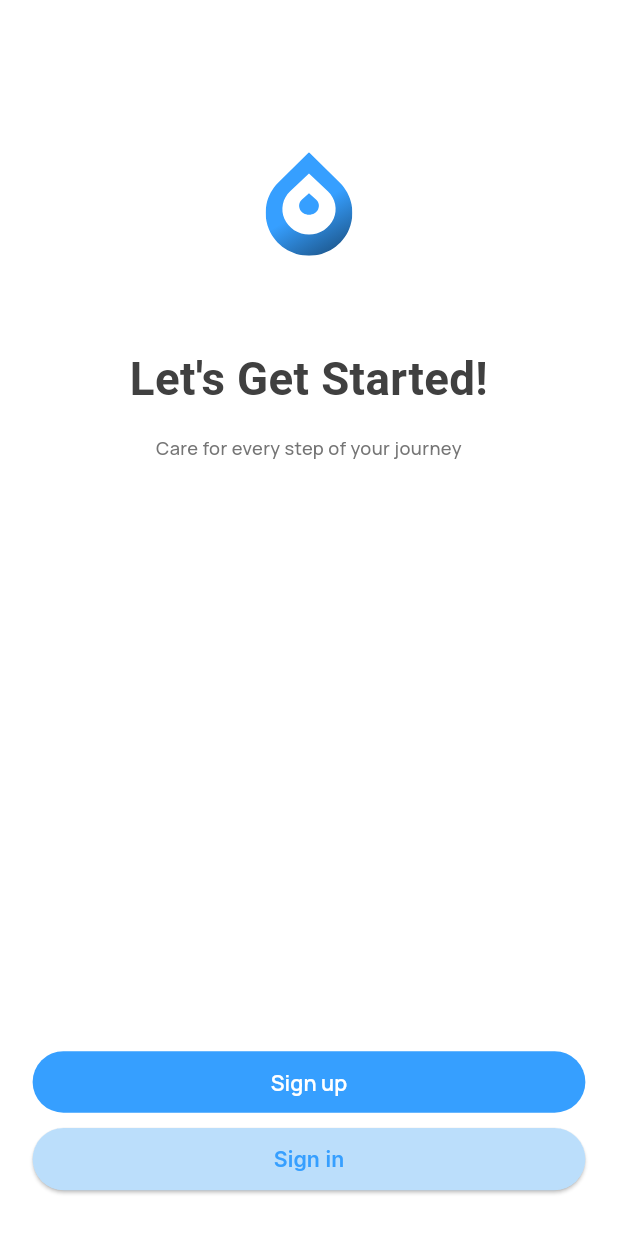
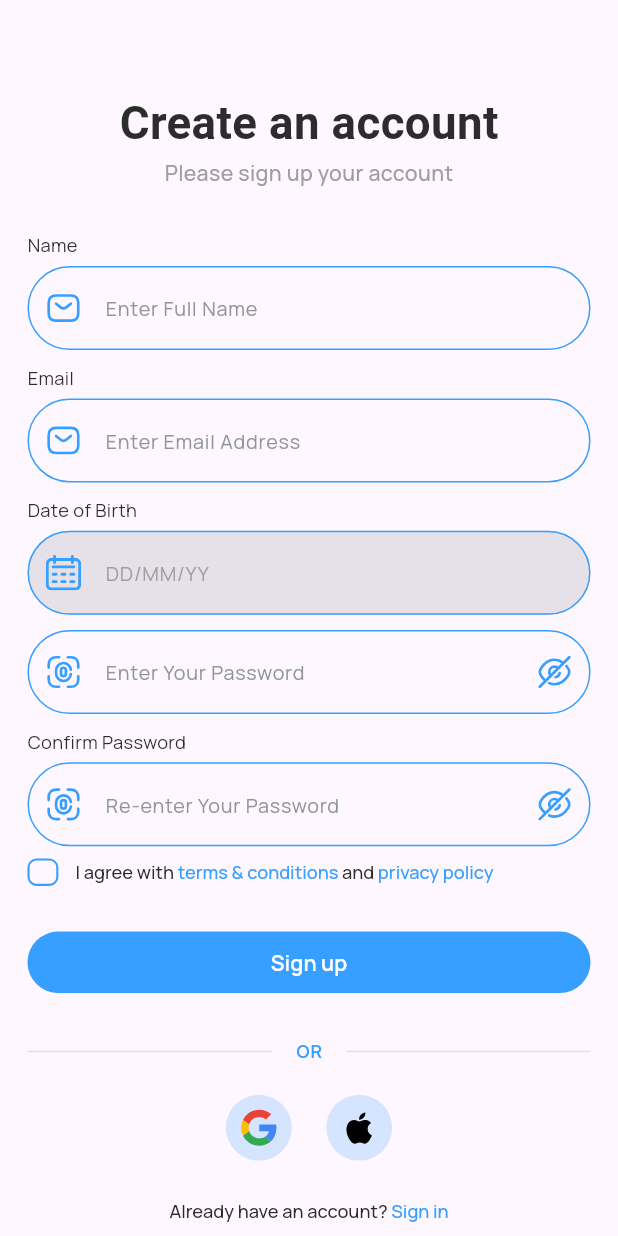
Before and after one commit to fahimmehemmod2005/Aqua, a Flutter app: the AuthScreen screen opened by its route, after a tap on "Sign up", on a phone screen of 412 x 824 dp. Run offline on Flutter 3.47's test engine with Material 3 defaults, Android fonts, the phone set to English and light mode, and no system bars; our stand-ins replace flutter_screenutil, flutter_svg, get, google_fonts, pinput; Roboto replaces fonts that are missing (Playfair).

Commit message:
start signup steps

```diff
--- a/lib/app/modules/forgot/views/forgot_view.dart
+++ b/lib/app/modules/forgot/views/forgot_view.dart
@@ -138,7 +138,6 @@ class ForgotView extends GetView<ForgotController> {
                     ),
                   ),
                 ),
-                SizedBox(height: 20.h),
               ],
             ),
           ),
--- a/lib/app/modules/forgot/views/resetpass_view.dart
+++ b/lib/app/modules/forgot/views/resetpass_view.dart
@@ -16,9 +16,7 @@ class ResetpassView extends StatefulWidget {
 
 class _ResetpassViewState extends State<ResetpassView> {
   final PassController passCtrl = Get.find<PassController>();
-
   final _formKey = GlobalKey<FormState>();
-
   final TextEditingController passwordCtrl = TextEditingController();
   final TextEditingController confirmPasswordCtrl = TextEditingController();
 
@@ -189,7 +187,7 @@ class _ResetpassViewState extends State<ResetpassView> {
                     if (_formKey.currentState!.validate()) {
                       Get.snackbar(
                         "Success",
-                        "Password set successfully!",
+                        "Signup successfully!",
                         snackPosition: SnackPosition.TOP,
                         colorText: Colors.black,
                         backgroundColor: Colors.transparent,
--- a/lib/app/modules/login/controllers/checkbox_controller_controller.dart
+++ b/lib/app/modules/login/controllers/checkbox_controller_controller.dart
@@ -1,9 +1,8 @@
 import 'package:get/get.dart';
 
-
 class CheckboxController extends GetxController {
-  var isChecked = false.obs;
-
+  RxBool isChecked = false.obs;
+  RxBool showError = false.obs;
   void toggleCheckbox(bool? value) {
     isChecked.value = value ?? false;
   }
--- a/lib/app/modules/onboarding/views/auth_screen.dart
+++ b/lib/app/modules/onboarding/views/auth_screen.dart
@@ -51,7 +51,7 @@ class _AuthScreenState extends State<AuthScreen> {
               Spacer(), // pushes buttons to bottom
               CustomButton(
                 text: 'Sign up',
-                onPressed: () {},
+                onPressed: () => Get.offAllNamed('/signup'),
               ),
               SizedBox(height: 10.h),
               SizedBox(
--- /dev/null
+++ b/lib/app/modules/signup/views/signup_view.dart
@@ -0,0 +1,387 @@
+import 'package:aqua/app/modules/login/controllers/checkbox_controller_controller.dart';
+import 'package:aqua/app/modules/login/controllers/hiddenpass_controller.dart';
+import 'package:aqua/widgets/birthdaypickerfield.dart';
+import 'package:aqua/widgets/custom_button.dart';
+import 'package:aqua/widgets/custom_checkbox.dart';
+import 'package:aqua/widgets/custom_textformfield.dart';
+import 'package:aqua/widgets/on_Divider.dart';
+import 'package:flutter/gestures.dart';
+import 'package:flutter/material.dart';
+import 'package:flutter_screenutil/flutter_screenutil.dart';
+import 'package:flutter_svg/svg.dart';
+
+import 'package:get/get.dart';
+import 'package:google_fonts/google_fonts.dart';
+
+import '../controllers/signup_controller.dart';
+
+class SignupView extends GetView<SignupController> {
+  const SignupView({super.key});
+  @override
+  Widget build(BuildContext context) {
+    final CheckboxController checkboxCtrl = Get.find<CheckboxController>();
+    final TextEditingController passwordCtrl = TextEditingController();
+    final TextEditingController confirmPasswordCtrl = TextEditingController();
+    final PassController passCtrl = Get.find<PassController>();
+    final _formKey = GlobalKey<FormState>();
+    return Scaffold(
+      body: SingleChildScrollView(
+        padding: EdgeInsets.symmetric(horizontal: 16.w),
+        child: Form(
+          key: _formKey,
+          child: Column(
+            crossAxisAlignment: CrossAxisAlignment.start,
+            children: [
+              SizedBox(height: 60.h),
+              Center(
+                child: Column(
+                  crossAxisAlignment: CrossAxisAlignment.center,
+                  children: [
+                    Text(
+                      'Create an account',
+                      style: GoogleFonts.playfair(
+                        fontWeight: FontWeight.w600,
+                        fontSize: 30.sp,
+                        color: Color(0xff2C2C2C),
+                      ),
+                    ),
+                    Text(
+                      'Please sign up your account',
+                      style: GoogleFonts.manrope(
+                        fontWeight: FontWeight.w500,
+                        fontSize: 14.sp,
+                        color: Colors.grey,
+                      ),
+                    ),
+                  ],
+                ),
+              ),
+              SizedBox(height: 30.h),
+
+              Text(
+                'Name',
+                style: GoogleFonts.manrope(
+                  fontWeight: FontWeight.w400,
+                  fontSize: 12.sp,
+                  color: Color(0xff2C2C2C),
+                ),
+              ),
+              SizedBox(height: 5.h),
+
+              CustomTextFormField(
+                hintText: 'Enter Full Name',
+                prefixIcon: Padding(
+                  padding: EdgeInsets.all(12.r),
+                  child: SvgPicture.asset('assets/icons/email.svg'),
+                ),
+                validator: (value) {
+                  if (value == null || value.isEmpty) {
+                    return "Enter your Name";
+                  }
+                },
+              ),
+              SizedBox(height: 10.h),
+              Text(
+                'Email',
+                style: GoogleFonts.manrope(
+                  fontWeight: FontWeight.w400,
+                  fontSize: 12.sp,
+                  color: Color(0xff2C2C2C),
+                ),
+              ),
+              SizedBox(height: 5.h),
+
+              CustomTextFormField(
+                hintText: 'Enter Email Address',
+                prefixIcon: Padding(
+                  padding: EdgeInsets.all(12.r),
+                  child: SvgPicture.asset('assets/icons/email.svg'),
+                ),
+                validator: (value) {
+                  if (value == null || value.isEmpty) {
+                    return "Email is required";
+                  }
+
+                  // Universal email regex (Gmail, Yahoo, Outlook, Company domains, etc.)
+                  bool isValid = RegExp(
+                    r'^[a-zA-Z0-9._%+-]+@[a-zA-Z0-9.-]+\.[a-zA-Z]{2,}$',
+                  ).hasMatch(value);
+
+                  if (!isValid) {
+                    return "Enter a valid email address";
+                  }
+
+                  return null;
+                },
+              ),
+              SizedBox(height: 10.h),
+              Text(
+                'Date of Birth',
+                style: GoogleFonts.manrope(
+                  fontWeight: FontWeight.w400,
+                  fontSize: 12.sp,
+                  color: Color(0xff2C2C2C),
+                ),
+              ),
+              SizedBox(height: 5.h),
+              BirthdayPickerField(
+                validator: (value) {
+                  if (value == null || value.isEmpty) {
+                    return 'Birthday is required';
+                  }
+                },
+              ),
+              SizedBox(height: 10.h),
+              Obx(
+                () => CustomTextFormField(
+                  controller: passwordCtrl,
+                  obscureText: passCtrl.isPasswordHidden.value,
+                  hintText: 'Enter Your Password',
+
+                  prefixIcon: Padding(
+                    padding: EdgeInsets.all(12.r),
+                    child: SvgPicture.asset('assets/icons/fingure.svg'),
+                  ),
+
+                  suffixIcon: GestureDetector(
+                    onTap: passCtrl.togglePassword,
+                    child: Padding(
+                      padding: EdgeInsets.all(12.r),
+                      child: SvgPicture.asset(
+                        passCtrl.isPasswordHidden.value
+                            ? 'assets/icons/eye.svg'
+                            : 'assets/icons/oneye.svg',
+                      ),
+                    ),
+                  ),
+
+                  onChanged: (value) {
+                    passCtrl.password.value = value;
+                  },
+                  validator: (value) {
+                    if (value == null || value.isEmpty)
+                      return "Password is required";
+                    if (value.length < 6)
+                      return "Minimum 6 characters required";
+                    if (!RegExp(r'[A-Z]').hasMatch(value))
+                      return "Must contain uppercase letter";
+                    if (!RegExp(r'[a-z]').hasMatch(value))
+                      return "Must contain lowercase letter";
+                    if (!RegExp(r'[0-9]').hasMatch(value))
+                      return "Must contain a number";
+                    if (!RegExp(r'[!@#\$%^&*(),.?\":{}|<>]').hasMatch(value))
+                      return "Must contain a special character";
+                    return null;
+                  },
+                ),
+              ),
+
+              SizedBox(height: 10.h),
+
+              /// ---------------- Confirm Password ----------------
+              Text(
+                'Confirm Password',
+                style: GoogleFonts.manrope(
+                  fontWeight: FontWeight.w400,
+                  fontSize: 12.sp,
+                  color: Color(0xff2C2C2C),
+                ),
+              ),
+              SizedBox(height: 5.h),
+
+              Obx(
+                () => CustomTextFormField(
+                  controller: confirmPasswordCtrl,
+                  obscureText: passCtrl.isConfirmPasswordHidden.value,
+                  hintText: 'Re-enter Your Password',
+
+                  prefixIcon: Padding(
+                    padding: EdgeInsets.all(12.r),
+                    child: SvgPicture.asset('assets/icons/fingure.svg'),
+                  ),
+
+                  suffixIcon: GestureDetector(
+                    onTap: passCtrl.toggleConfirmPassword,
+                    child: Padding(
+                      padding: EdgeInsets.all(12.r),
+                      child: SvgPicture.asset(
+                        passCtrl.isConfirmPasswordHidden.value
+                            ? 'assets/icons/eye.svg'
+                            : 'assets/icons/oneye.svg',
+                      ),
+                    ),
+                  ),
+
+                  onChanged: (value) {
+                    passCtrl.confirmPassword.value = value;
+                  },
+
+                  validator: (value) {
+                    if (value == null || value.isEmpty)
+                      return "Confirm password is required";
+
+                    if (value != passCtrl.password.value)
+                      return "Passwords do not match";
+
+                    return null;
+                  },
+                ),
+              ),
+              SizedBox(height: 8.h),
+              Row(
+                children: [
+                  CustomCheckbox(
+                    value: checkboxCtrl.isChecked,
+                    showError: checkboxCtrl.showError,
+                    onChanged: () {
+                      checkboxCtrl.isChecked.toggle();
+                    },
+                  ),
+                  SizedBox(width: 10.w),
+                  RichText(
+                    textAlign: TextAlign.center,
+                    text: TextSpan(
+                      style: GoogleFonts.manrope(
+                        fontSize: 12.sp,
+                        fontWeight: FontWeight.w500,
+                        color: const Color(0xff2C2C2C),
+                      ),
+                      children: [
+                        const TextSpan(text: "I agree with "),
+                        TextSpan(
+                          text: 'terms & conditions',
+                          style: GoogleFonts.manrope(
+                            fontSize: 12.sp,
+                            fontWeight: FontWeight.w500,
+                            color: const Color(0xff369FFF),
+                          ),
+                          recognizer: TapGestureRecognizer()..onTap = () {},
+                        ),
+                      ],
+                    ),
+                  ),
+                  RichText(
+                    textAlign: TextAlign.center,
+                    text: TextSpan(
+                      style: GoogleFonts.manrope(
+                        fontSize: 12.sp,
+                        fontWeight: FontWeight.w500,
+                        color: const Color(0xff2C2C2C),
+                      ),
+                      children: [
+                        const TextSpan(text: " and "),
+                        TextSpan(
+                          text: 'privacy policy',
+                          style: GoogleFonts.manrope(
+                            fontSize: 12.sp,
+                            fontWeight: FontWeight.w500,
+                            color: const Color(0xff369FFF),
+                          ),
+                          recognizer: TapGestureRecognizer()..onTap = () {},
+                        ),
+                      ],
+                    ),
+                  ),
+                ],
+              ),
+              SizedBox(height: 30.h),
+              CustomButton(
+                text: 'Sign up',
+                onPressed: () {
+                  // Form validation first
+                  if (_formKey.currentState!.validate()) {
+                    // Hide error if user checked
+                    checkboxCtrl.showError.value = false;
+                    // 🔥 Checkbox validation
+                    if (!checkboxCtrl.isChecked.value) {
+                      checkboxCtrl.showError.value =
+                          true; // Show error under checkbox
+                      return; // Stop signup
+                    }
+                    Get.snackbar(
+                      "Success",
+                      "Login successfully!",
+                      snackPosition: SnackPosition.TOP,
+                      colorText: Colors.black,
+                      backgroundColor: Colors.transparent,
+                    );
+                    Get.toNamed('/step_sign');
+                  } else {
+                    // Form field errors
+                    Get.snackbar(
+                      "Error",
+                      "Please correct all fields",
+                      colorText: Colors.black,
+                      snackPosition: SnackPosition.TOP,
+                      backgroundColor: Colors.transparent,
+                    );
+                  }
+                },
+              ),
+              SizedBox(height: 30.h),
+
+              /// OR DIVIDER
+              OrDivider(
+                child: Text(
+                  'OR',
+                  style: GoogleFonts.inter(
+                    fontWeight: FontWeight.w500,
+                    fontSize: 12.sp,
+                    color: Color(0xff369FFF),
+                  ),
+                ),
+              ),
+
+              SizedBox(height: 20.h),
+
+              /// SOCIAL LOGINS
+              Row(
+                mainAxisAlignment: MainAxisAlignment.center,
+                children: [
+                  GestureDetector(
+                    onTap: () {},
+                    child: SvgPicture.asset('assets/icons/google.svg'),
+                  ),
+                  SizedBox(width: 20.w),
+                  GestureDetector(
+                    onTap: () {},
+                    child: SvgPicture.asset('assets/icons/apple.svg'),
+                  ),
+                ],
+              ),
+
+              SizedBox(height: 25.h),
+
+              // SIGNUP TEXT
+              Center(
+                child: RichText(
+                  textAlign: TextAlign.center,
+                  text: TextSpan(
+                    style: GoogleFonts.manrope(
+                      fontSize: 12.sp,
+                      fontWeight: FontWeight.w500,
+                      color: const Color(0xff2C2C2C),
+                    ),
+                    children: [
+                      const TextSpan(text: "Already have an account? "),
+                      TextSpan(
+                        text: 'Sign in',
+                        style: GoogleFonts.manrope(
+                          fontSize: 12.sp,
+                          fontWeight: FontWeight.w500,
+                          color: const Color(0xff369FFF),
+                        ),
+                        recognizer: TapGestureRecognizer()
+                          ..onTap = () => Get.offAllNamed('/login'),
+                      ),
+                    ],
+                  ),
+                ),
+              ),
+            ],
+          ),
+        ),
+      ),
+    );
+  }
+}
--- a/lib/app/routes/app_pages.dart
+++ b/lib/app/routes/app_pages.dart
@@ -1,9 +1,12 @@
-import 'package:aqua/app/modules/forgot/views/backto_login.dart';
-import 'package:aqua/app/modules/forgot/views/otpverification_screen.dart';
-import 'package:aqua/app/modules/forgot/views/resetpass_view.dart';
+import 'package:aqua/app/modules/signup/bindings/signup_binding.dart';
+import 'package:aqua/app/modules/signup/views/signupsteps.dart';
 import 'package:get/get.dart';
+
 import '../modules/forgot/bindings/forgot_binding.dart';
+import '../modules/forgot/views/backto_login.dart';
 import '../modules/forgot/views/forgot_view.dart';
+import '../modules/forgot/views/otpverification_screen.dart';
+import '../modules/forgot/views/resetpass_view.dart';
 import '../modules/home/bindings/home_binding.dart';
 import '../modules/home/views/home_view.dart';
 import '../modules/login/bindings/login_binding.dart';
@@ -11,6 +14,7 @@ import '../modules/login/views/login_view.dart';
 import '../modules/onboarding/bindings/onboarding_binding.dart';
 import '../modules/onboarding/views/auth_screen.dart';
 import '../modules/onboarding/views/onboarding_view.dart';
+import '../modules/signup/views/signup_view.dart';
 import '../modules/splash/bindings/splash_binding.dart';
 import '../modules/splash/views/splash_view.dart';
 
@@ -64,5 +68,14 @@ class AppPages {
       name: _Paths.BACKLOGIN,
       page: () => const BacktoLogin(),
     ),
+    GetPage(
+      name: _Paths.SIGNUP,
+      page: () => const SignupView(),
+      binding: LoginBinding(),
+    ),
+    GetPage(
+      name: _Paths.SIGNUPSTEPS,
+      page: () => const Signupsteps(),
+    ),
   ];
 }
--- a/lib/app/routes/app_routes.dart
+++ b/lib/app/routes/app_routes.dart
@@ -12,6 +12,8 @@ abstract class Routes {
   static const OTPSCREEN = _Paths.OTPSCREEN;
   static const RESETPASS = _Paths.RESETPASS;
   static const BACKLOGIN = _Paths.BACKLOGIN;
+  static const SIGNUP = _Paths.SIGNUP;
+  static const SIGNUPSTEPS = _Paths.SIGNUPSTEPS;
 }
 
 abstract class _Paths {
@@ -25,4 +27,6 @@ abstract class _Paths {
   static const OTPSCREEN = '/otp_screen';
   static const RESETPASS = '/resetpass';
   static const BACKLOGIN = '/backlogin';
+  static const SIGNUP = '/signup';
+  static const SIGNUPSTEPS = '/step_sign';
 }
--- /dev/null
+++ b/lib/widgets/birthdaypickerfield.dart
@@ -0,0 +1,87 @@
+import 'package:flutter/material.dart';
+import 'package:flutter_screenutil/flutter_screenutil.dart';
+import 'package:flutter_svg/flutter_svg.dart';
+import 'package:google_fonts/google_fonts.dart';
+import 'package:intl/intl.dart'; // for DateFormat
+
+class BirthdayPickerField extends StatefulWidget {
+  final FormFieldValidator<String>? validator;
+
+  const BirthdayPickerField({
+    Key? key,
+    this.validator,
+  }) : super(key: key);
+
+  @override
+  State<BirthdayPickerField> createState() => _BirthdayPickerFieldState();
+}
+
+class _BirthdayPickerFieldState extends State<BirthdayPickerField> {
+  final TextEditingController _controller = TextEditingController();
+
+  Future<void> _selectDate(BuildContext context) async {
+    final DateTime? picked = await showDatePicker(
+      context: context,
+      initialDate: DateTime(2000),
+      firstDate: DateTime(1900),
+      lastDate: DateTime.now(),
+    );
+
+    if (picked != null) {
+      setState(() {
+        _controller.text = DateFormat('dd/MM/yyyy').format(picked);
+      });
+    }
+  }
+
+  @override
+  Widget build(BuildContext context) {
+    return TextFormField(
+      controller: _controller,
+      readOnly: true,
+      validator: widget.validator,
+      decoration: InputDecoration(
+        filled: true,
+        hintText: 'DD/MM/YY',
+        hintStyle: GoogleFonts.manrope(
+          fontWeight: FontWeight.w400,
+          fontSize: 13.sp,
+          color:  Colors.grey
+        ),
+        prefixIcon: Padding(
+          padding: EdgeInsets.all(12.r),
+          child: SvgPicture.asset('assets/icons/date.svg'),
+        ),
+        enabledBorder: OutlineInputBorder(
+          borderRadius: BorderRadius.circular(44.r),
+          borderSide: const BorderSide(
+            color: Color(0xff369FFF),
+            width: 1.0,
+          ),
+        ),
+        focusedBorder: OutlineInputBorder(
+          borderRadius: BorderRadius.circular(44.r),
+          borderSide: const BorderSide(
+            color: Color(0xff369FFF),
+            width: 1.5,
+          ),
+        ),
+        errorBorder: OutlineInputBorder(
+          borderRadius: BorderRadius.circular(44.r),
+          borderSide: const BorderSide(
+            color: Colors.red,
+            width: 1.2,
+          ),
+        ),
+        focusedErrorBorder: OutlineInputBorder(
+          borderRadius: BorderRadius.circular(44.r),
+          borderSide: const BorderSide(
+            color: Colors.redAccent,
+            width: 1.5,
+          ),
+        ),
+      ),
+      onTap: () => _selectDate(context),
+    );
+  }
+}
--- /dev/null
+++ b/lib/widgets/custom_checkbox.dart
@@ -0,0 +1,53 @@
+import 'package:flutter/material.dart';
+import 'package:flutter_screenutil/flutter_screenutil.dart';
+import 'package:get/get.dart';
+
+class CustomCheckbox extends StatelessWidget {
+  final RxBool value;
+  final RxBool showError;
+  final VoidCallback onChanged;
+
+  const CustomCheckbox({
+    super.key,
+    required this.value,
+    required this.showError,
+    required this.onChanged,
+  });
+
+  @override
+  Widget build(BuildContext context) {
+    return GestureDetector(
+      onTap: () {
+        onChanged();
+        if (value.value) showError.value = false; // hide error when checked
+      },
+      child: Obx(
+        () => Container(
+          height: 18.h,
+          width: 18.w,
+          decoration: BoxDecoration(
+            color: value.value
+                ? const Color(0xff369FFF).withOpacity(0.15)
+                : Colors.transparent,
+            borderRadius: BorderRadius.circular(6),
+
+            /// 🔥 If unchecked & showError = true → Red Border
+            border: Border.all(
+              color: showError.value
+                  ? Colors.red
+                  : const Color(0xff369FFF),
+              width: 1.4,
+            ),
+          ),
+          child: value.value
+              ? const Icon(
+                  Icons.check,
+                  size: 14,
+                  color: Color(0xff369FFF),
+                )
+              : null,
+        ),
+      ),
+    );
+  }
+}
```
Also changed, not shown: lib/app/modules/login/views/login_view.dart (+7 -6 lines), lib/app/modules/signup/bindings/signup_binding.dart (added, +12 -0 lines), lib/app/modules/signup/controllers/signup_controller.dart (added, +23 -0 lines), lib/app/modules/signup/views/signupsteps.dart (added, +15 -0 lines), assets/icons/date.svg (added), assets/icons/profle.svg (added), lib/main.dart (line endings or trailing spaces).
